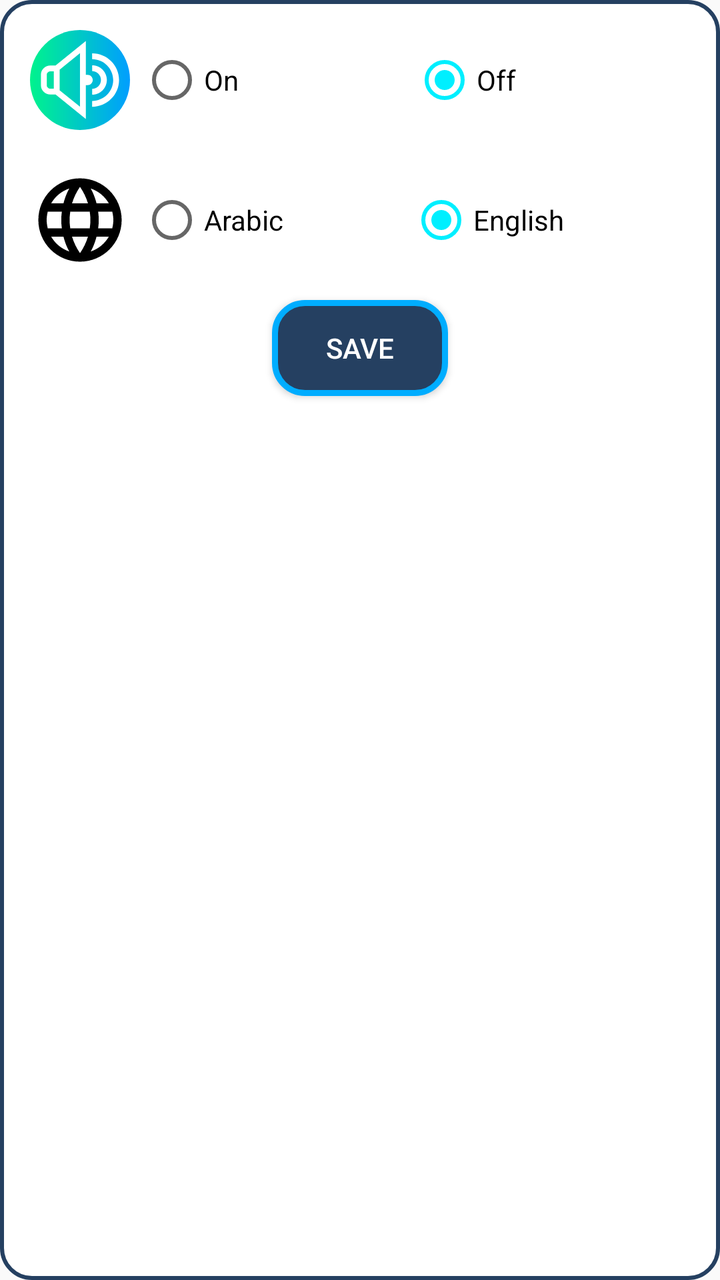
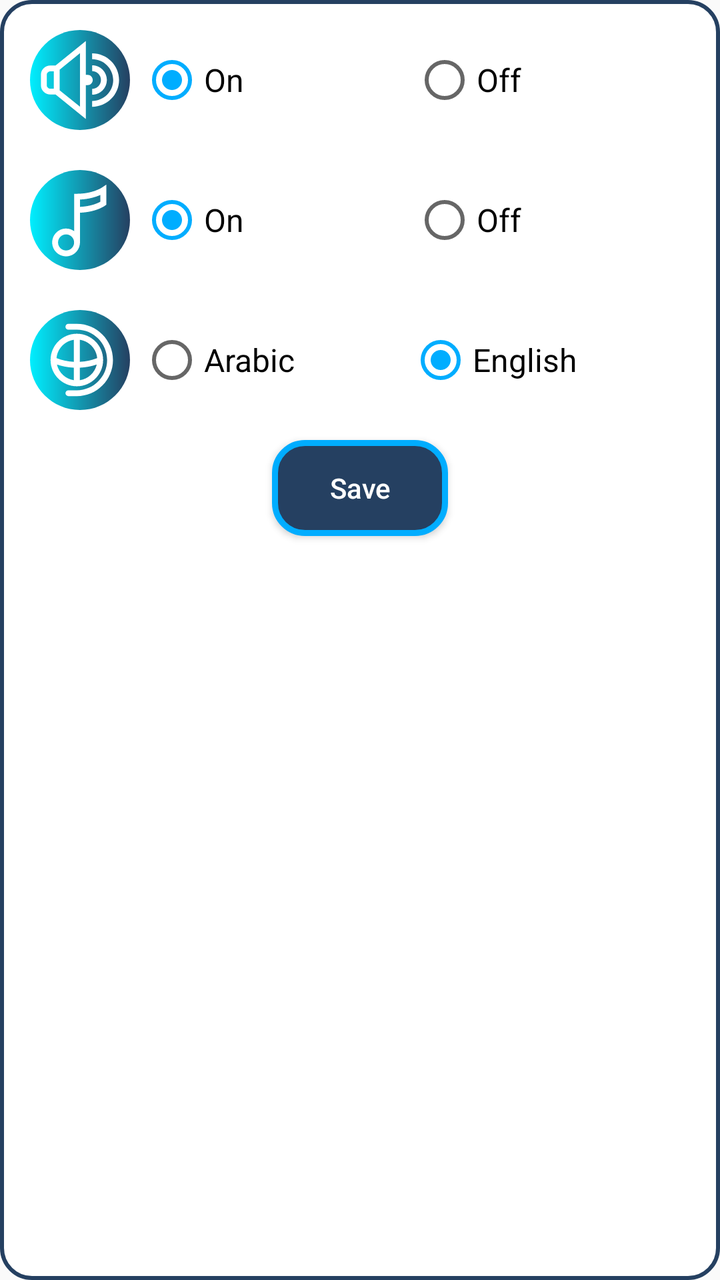

Before-and-after screenshots of an Android layout around one commit, followed by the original layout XML and the change that was made.
<!-- AndroidManifest.xml: application theme AppTheme -->
<!-- res/layout/dialog_settings.xml -->
<?xml version="1.0" encoding="utf-8"?>
<LinearLayout xmlns:android="http://schemas.android.com/apk/res/android"
    android:layout_width="match_parent"
    android:layout_height="wrap_content"
    android:layout_gravity="center_vertical"
    android:layout_marginStart="10dp"
    android:layout_marginEnd="10dp"
    android:background="@drawable/dialog_background"
    android:orientation="vertical">

    <LinearLayout
        android:layout_width="match_parent"
        android:layout_height="wrap_content"
        android:orientation="horizontal"
        android:padding="5dp"
        android:weightSum="2">

        <ImageView
            android:id="@+id/dialog_setting_iv_audio"
            android:layout_width="50dp"
            android:layout_height="50dp"
            android:layout_gravity="center"
            android:src="@drawable/ic_volume" />

        <RadioGroup
            android:layout_width="match_parent"
            android:layout_height="match_parent"
            android:layout_marginStart="5dp"
            android:checkedButton="@id/dialog_setting_rb_audio_off"
            android:orientation="horizontal">

            <RadioButton
                android:id="@+id/dialog_setting_rb_audio_on"
                android:layout_width="wrap_content"
                android:layout_height="match_parent"
                android:layout_weight="1"
                android:text="On" />

            <RadioButton
                android:id="@+id/dialog_setting_rb_audio_off"
                android:layout_width="wrap_content"
                android:layout_height="match_parent"
                android:layout_weight="1"
                android:text="Off" />
        </RadioGroup>
    </LinearLayout>

    <LinearLayout
        android:layout_width="match_parent"
        android:layout_height="wrap_content"
        android:layout_marginTop="10dp"
        android:orientation="horizontal"
        android:padding="5dp"
        android:weightSum="2">

        <ImageView
            android:id="@+id/dialog_setting_iv_language"
            android:layout_width="50dp"
            android:layout_height="50dp"
            android:layout_gravity="center"
            android:src="@drawable/ic_language_black_24dp" />

        <RadioGroup
            android:layout_width="match_parent"
            android:layout_height="match_parent"
            android:layout_marginStart="5dp"
            android:checkedButton="@id/dialog_setting_rb_lang_en"
            android:orientation="horizontal">

            <RadioButton
                android:id="@+id/dialog_setting_rb_lang_ar"
                android:layout_width="wrap_content"
                android:layout_height="match_parent"
                android:layout_weight="1"
                android:text="Arabic" />

            <RadioButton
                android:id="@+id/dialog_setting_rb_lang_en"
                android:layout_width="wrap_content"
                android:layout_height="match_parent"
                android:layout_weight="1"
                android:text="English" />
        </RadioGroup>
    </LinearLayout>

    <Button
        android:id="@+id/dialog_setting_btn_save"
        android:layout_width="wrap_content"
        android:layout_height="wrap_content"
        android:layout_gravity="center_horizontal"
        android:layout_marginTop="10dp"
        android:textColor="@color/colorWhite"
        android:background="@drawable/button_background_two"
        android:layout_marginBottom="10dp"
        android:text="save" />
</LinearLayout>
<!-- resources referenced by this layout -->
<resources>
  <!-- drawable ic_language_black_24dp (drawable) -->
  <vector xmlns:android="http://schemas.android.com/apk/res/android"
          android:width="24dp"
          android:height="24dp"
          android:viewportWidth="24.0"
          android:viewportHeight="24.0">
      <path
          android:fillColor="#FF000000"
          android:pathData="M11.99,2C6.47,2 2,6.48 2,12s4.47,10 9.99,10C17.52,22 22,17.52 22,12S17.52,2 11.99,2zM18.92,8h-2.95c-0.32,-1.25 -0.78,-2.45 -1.38,-3.56 1.84,0.63 3.37,1.91 4.33,3.56zM12,4.04c0.83,1.2 1.48,2.53 1.91,3.96h-3.82c0.43,-1.43 1.08,-2.76 1.91,-3.96zM4.26,14C4.1,13.36 4,12.69 4,12s0.1,-1.36 0.26,-2h3.38c-0.08,0.66 -0.14,1.32 -0.14,2 0,0.68 0.06,1.34 0.14,2L4.26,14zM5.08,16h2.95c0.32,1.25 0.78,2.45 1.38,3.56 -1.84,-0.63 -3.37,-1.9 -4.33,-3.56zM8.03,8L5.08,8c0.96,-1.66 2.49,-2.93 4.33,-3.56C8.81,5.55 8.35,6.75 8.03,8zM12,19.96c-0.83,-1.2 -1.48,-2.53 -1.91,-3.96h3.82c-0.43,1.43 -1.08,2.76 -1.91,3.96zM14.34,14L9.66,14c-0.09,-0.66 -0.16,-1.32 -0.16,-2 0,-0.68 0.07,-1.35 0.16,-2h4.68c0.09,0.65 0.16,1.32 0.16,2 0,0.68 -0.07,1.34 -0.16,2zM14.59,19.56c0.6,-1.11 1.06,-2.31 1.38,-3.56h2.95c-0.96,1.65 -2.49,2.93 -4.33,3.56zM16.36,14c0.08,-0.66 0.14,-1.32 0.14,-2 0,-0.68 -0.06,-1.34 -0.14,-2h3.38c0.16,0.64 0.26,1.31 0.26,2s-0.1,1.36 -0.26,2h-3.38z"/>
  </vector>
  <!-- drawable ic_volume (drawable) -->
  <vector android:height="24dp" android:viewportHeight="512"
      android:viewportWidth="512" android:width="24dp"
      xmlns:aapt="http://schemas.android.com/aapt" xmlns:android="http://schemas.android.com/apk/res/android">
      <path android:pathData="m512,256c0,141.387 -114.613,256 -256,256s-256,-114.613 -256,-256 114.613,-256 256,-256 256,114.613 256,256zM512,256">
          <aapt:attr name="android:fillColor">
              <gradient android:endX="512" android:endY="256"
                  android:startX="0" android:startY="256" android:type="linear">
                  <item android:color="#FF00F38D" android:offset="0"/>
                  <item android:color="#FF009EFF" android:offset="1"/>
              </gradient>
          </aapt:attr>
      </path>
      <path android:fillColor="#fff" android:pathData="m294.445,229.313h-8.551v-173.293l-155.133,125.371h-26.055c-26.402,0 -48.707,21.227 -48.707,46.355v56.441c0,25.125 22.305,46.355 48.707,46.355h26.355l154.832,125.129v-173.172l8.461,-0.086c14.844,0 26.969,-11.727 26.969,-26.449 0,-14.719 -12.035,-26.652 -26.879,-26.652zM86,284.188v-56.441c0,-8.406 9.09,-16.355 18.707,-16.355h17.141v89.152h-17.141c-9.617,0 -18.707,-7.949 -18.707,-16.355zM255.895,392.855 L151.848,308.77v-105.848l104.047,-84.086zM255.895,392.855"/>
      <path android:fillColor="#fff" android:pathData="m393.289,255.965c0,-41.555 -33.809,-75.359 -75.359,-75.359v30c25.012,0 45.359,20.348 45.359,45.359 0,25.012 -20.348,45.359 -45.359,45.359v30c41.551,0.004 75.359,-33.805 75.359,-75.359zM393.289,255.965"/>
      <path android:fillColor="#fff" android:pathData="m318.078,119.461v30c59.508,0 107.922,47.953 107.922,106.898 0,58.941 -48.414,106.895 -107.922,106.895v30c76.051,0 137.922,-61.41 137.922,-136.895 0,-75.488 -61.871,-136.898 -137.922,-136.898zM318.078,119.461"/>
  </vector>
  <color name="colorAccent">#00efff</color>
  <!-- unchanged entries left out for length: 8 -->
</resources>

<!-- the commit's change to res/layout/dialog_settings.xml (unified diff, before → after) -->
@@ -26,7 +26,7 @@
             android:layout_width="match_parent"
             android:layout_height="match_parent"
             android:layout_marginStart="5dp"
-            android:checkedButton="@id/dialog_setting_rb_audio_off"
+            android:checkedButton="@id/dialog_setting_rb_audio_on"
             android:orientation="horizontal">
 
             <RadioButton
@@ -34,14 +34,56 @@
                 android:layout_width="wrap_content"
                 android:layout_height="match_parent"
                 android:layout_weight="1"
-                android:text="On" />
+                android:text="@string/on"
+                android:textSize="16sp" />
 
             <RadioButton
                 android:id="@+id/dialog_setting_rb_audio_off"
                 android:layout_width="wrap_content"
                 android:layout_height="match_parent"
                 android:layout_weight="1"
-                android:text="Off" />
+                android:text="@string/off"
+                android:textSize="16sp" />
+        </RadioGroup>
+    </LinearLayout>
+
+    <LinearLayout
+        android:layout_width="match_parent"
+        android:layout_height="wrap_content"
+        android:orientation="horizontal"
+        android:layout_marginTop="10dp"
+        android:padding="5dp"
+        android:weightSum="2">
+
+        <ImageView
+            android:layout_width="50dp"
+            android:layout_height="50dp"
+            android:id="@+id/dialog_setting_iv_bg"
+            android:layout_gravity="center"
+            android:src="@drawable/ic_music" />
+
+        <RadioGroup
+            android:layout_width="match_parent"
+            android:layout_height="match_parent"
+            android:layout_marginStart="5dp"
+            android:checkedButton="@id/dialog_setting_rb_bg_audio_on"
+            android:orientation="horizontal">
+
+            <RadioButton
+                android:id="@+id/dialog_setting_rb_bg_audio_on"
+                android:layout_width="wrap_content"
+                android:layout_height="match_parent"
+                android:layout_weight="1"
+                android:text="@string/on"
+                android:textSize="16sp" />
+
+            <RadioButton
+                android:id="@+id/dialog_setting_rb_bg_audio_off"
+                android:layout_width="wrap_content"
+                android:layout_height="match_parent"
+                android:layout_weight="1"
+                android:text="@string/off"
+                android:textSize="16sp" />
         </RadioGroup>
     </LinearLayout>
 
@@ -58,7 +100,7 @@
             android:layout_width="50dp"
             android:layout_height="50dp"
             android:layout_gravity="center"
-            android:src="@drawable/ic_language_black_24dp" />
+            android:src="@drawable/ic_language" />
 
         <RadioGroup
             android:layout_width="match_parent"
@@ -72,14 +114,16 @@
                 android:layout_width="wrap_content"
                 android:layout_height="match_parent"
                 android:layout_weight="1"
-                android:text="Arabic" />
+                android:text="@string/arabic"
+                android:textSize="16sp" />
 
             <RadioButton
                 android:id="@+id/dialog_setting_rb_lang_en"
                 android:layout_width="wrap_content"
                 android:layout_height="match_parent"
                 android:layout_weight="1"
-                android:text="English" />
+                android:text="@string/english"
+                android:textSize="16sp" />
         </RadioGroup>
     </LinearLayout>
 
@@ -89,8 +133,9 @@
         android:layout_height="wrap_content"
         android:layout_gravity="center_horizontal"
         android:layout_marginTop="10dp"
-        android:textColor="@color/colorWhite"
+        android:layout_marginBottom="10dp"
         android:background="@drawable/button_background_two"
-        android:layout_marginBottom="10dp"
-        android:text="save" />
+        android:text="@string/save"
+        android:textAllCaps="false"
+        android:textColor="@color/colorWhite" />
 </LinearLayout>
<!-- resource entries referenced after the edit -->
@@ -1,14 +1,35 @@
 <!-- resources referenced by this layout -->
 <resources>
-  <!-- drawable ic_language_black_24dp (drawable) -->
-  <vector xmlns:android="http://schemas.android.com/apk/res/android"
-          android:width="24dp"
-          android:height="24dp"
-          android:viewportWidth="24.0"
-          android:viewportHeight="24.0">
-      <path
-          android:fillColor="#FF000000"
-          android:pathData="M11.99,2C6.47,2 2,6.48 2,12s4.47,10 9.99,10C17.52,22 22,17.52 22,12S17.52,2 11.99,2zM18.92,8h-2.95c-0.32,-1.25 -0.78,-2.45 -1.38,-3.56 1.84,0.63 3.37,1.91 4.33,3.56zM12,4.04c0.83,1.2 1.48,2.53 1.91,3.96h-3.82c0.43,-1.43 1.08,-2.76 1.91,-3.96zM4.26,14C4.1,13.36 4,12.69 4,12s0.1,-1.36 0.26,-2h3.38c-0.08,0.66 -0.14,1.32 -0.14,2 0,0.68 0.06,1.34 0.14,2L4.26,14zM5.08,16h2.95c0.32,1.25 0.78,2.45 1.38,3.56 -1.84,-0.63 -3.37,-1.9 -4.33,-3.56zM8.03,8L5.08,8c0.96,-1.66 2.49,-2.93 4.33,-3.56C8.81,5.55 8.35,6.75 8.03,8zM12,19.96c-0.83,-1.2 -1.48,-2.53 -1.91,-3.96h3.82c-0.43,1.43 -1.08,2.76 -1.91,3.96zM14.34,14L9.66,14c-0.09,-0.66 -0.16,-1.32 -0.16,-2 0,-0.68 0.07,-1.35 0.16,-2h4.68c0.09,0.65 0.16,1.32 0.16,2 0,0.68 -0.07,1.34 -0.16,2zM14.59,19.56c0.6,-1.11 1.06,-2.31 1.38,-3.56h2.95c-0.96,1.65 -2.49,2.93 -4.33,3.56zM16.36,14c0.08,-0.66 0.14,-1.32 0.14,-2 0,-0.68 -0.06,-1.34 -0.14,-2h3.38c0.16,0.64 0.26,1.31 0.26,2s-0.1,1.36 -0.26,2h-3.38z"/>
+  <!-- drawable ic_language (drawable) -->
+  <vector android:height="24dp" android:viewportHeight="512"
+      android:viewportWidth="512" android:width="24dp"
+      xmlns:aapt="http://schemas.android.com/aapt" xmlns:android="http://schemas.android.com/apk/res/android">
+      <path android:pathData="m512,256c0,141.387 -114.613,256 -256,256s-256,-114.613 -256,-256 114.613,-256 256,-256 256,114.613 256,256zM512,256">
+          <aapt:attr name="android:fillColor">
+              <gradient android:endX="512" android:endY="256"
+                  android:startX="0" android:startY="256" android:type="linear">
+                  <item android:color="#00efff" android:offset="0"/>
+                  <item android:color="#254061" android:offset="1"/>
+              </gradient>
+          </aapt:attr>
+      </path>
+      <path android:fillColor="#fff" android:pathData="m239.789,71h-43.223c-8.281,0 -15,6.715 -15,15s6.719,15 15,15h43.223c85.469,0 155,69.531 155,155s-69.531,155 -155,155h-43.223c-8.281,0 -15,6.715 -15,15s6.719,15 15,15h43.223c102.012,0 185,-82.992 185,-185s-82.988,-185 -185,-185zM239.789,71"/>
+      <path android:fillColor="#fff" android:pathData="m374.363,256c0,-0.094 0,-0.184 0,-0.277 -0.004,-0.059 0,-0.113 -0.004,-0.172 -0.242,-74 -60.516,-134.125 -134.57,-134.125 -74.055,0 -134.328,60.125 -134.57,134.125 -0.004,0.059 0,0.113 -0.004,0.172 0,0.09 -0.004,0.184 -0.004,0.277 0,74.207 60.371,134.574 134.578,134.574 74.203,0 134.574,-60.367 134.574,-134.574zM254.789,359.496v-64.09c30.266,-1.379 59.762,-6.926 87.004,-16.324 -9.457,41.824 -44.051,74.219 -87.004,80.414zM343.91,246.273c-27.695,11.16 -58.207,17.539 -89.121,19.09v-112.859c47.426,6.844 84.656,45.625 89.121,93.77zM224.789,152.504v112.859c-30.914,-1.551 -61.426,-7.93 -89.121,-19.09 4.465,-48.145 41.695,-86.926 89.121,-93.77zM137.785,279.082c27.242,9.398 56.738,14.945 87.004,16.324v64.09c-42.953,-6.195 -77.547,-38.59 -87.004,-80.414zM137.785,279.082"/>
+  </vector>
+  <!-- drawable ic_music (drawable) -->
+  <vector android:height="24dp" android:viewportHeight="512"
+      android:viewportWidth="512" android:width="24dp"
+      xmlns:aapt="http://schemas.android.com/aapt" xmlns:android="http://schemas.android.com/apk/res/android">
+      <path android:pathData="m512,256c0,141.387 -114.613,256 -256,256s-256,-114.613 -256,-256 114.613,-256 256,-256 256,114.613 256,256zM512,256">
+          <aapt:attr name="android:fillColor">
+              <gradient android:endX="512" android:endY="256"
+                  android:startX="0" android:startY="256" android:type="linear">
+                  <item android:color="#00efff" android:offset="0"/>
+                  <item android:color="#254061" android:offset="1"/>
+              </gradient>
+          </aapt:attr>
+      </path>
+      <path android:fillColor="#fff" android:pathData="m367.188,90.52c-0.465,0.313 -47.656,31.164 -126.418,31.164h-15v191.191c-11.625,-8.27 -25.816,-13.156 -41.141,-13.156 -39.227,0 -71.141,31.914 -71.141,71.141s31.914,71.141 71.141,71.141c39.227,0 71.141,-31.914 71.141,-71.141v-152.113c83.871,-3.449 126.852,-34.961 128.738,-36.379l6,-4.5v-102.895zM184.633,412c-22.688,0 -41.145,-18.457 -41.145,-41.141s18.457,-41.141 41.145,-41.141c22.684,0 41.141,18.457 41.141,41.141s-18.457,41.141 -41.141,41.141zM360.512,162.086c-13.297,7.555 -48.402,24.063 -104.738,26.629v-37.371c47.238,-2.16 83.129,-14.125 104.738,-23.664zM360.512,162.086"/>
   </vector>
   <!-- drawable ic_volume (drawable) -->
   <vector android:height="24dp" android:viewportHeight="512"
@@ -18,8 +39,8 @@
           <aapt:attr name="android:fillColor">
               <gradient android:endX="512" android:endY="256"
                   android:startX="0" android:startY="256" android:type="linear">
-                  <item android:color="#FF00F38D" android:offset="0"/>
-                  <item android:color="#FF009EFF" android:offset="1"/>
+                  <item android:color="#00efff" android:offset="0"/>
+                  <item android:color="#254061" android:offset="1"/>
               </gradient>
           </aapt:attr>
       </path>
@@ -27,7 +48,12 @@
       <path android:fillColor="#fff" android:pathData="m393.289,255.965c0,-41.555 -33.809,-75.359 -75.359,-75.359v30c25.012,0 45.359,20.348 45.359,45.359 0,25.012 -20.348,45.359 -45.359,45.359v30c41.551,0.004 75.359,-33.805 75.359,-75.359zM393.289,255.965"/>
       <path android:fillColor="#fff" android:pathData="m318.078,119.461v30c59.508,0 107.922,47.953 107.922,106.898 0,58.941 -48.414,106.895 -107.922,106.895v30c76.051,0 137.922,-61.41 137.922,-136.895 0,-75.488 -61.871,-136.898 -137.922,-136.898zM318.078,119.461"/>
   </vector>
-  <color name="colorAccent">#00efff</color>
+  <string name="arabic">Arabic</string>
+  <string name="english">English</string>
+  <string name="off">Off</string>
+  <string name="on">On</string>
+  <string name="save">Save</string>
+  <color name="colorAccent">#00adff</color>
   <!-- unchanged entries left out for length: 8 -->
 </resources>
 
